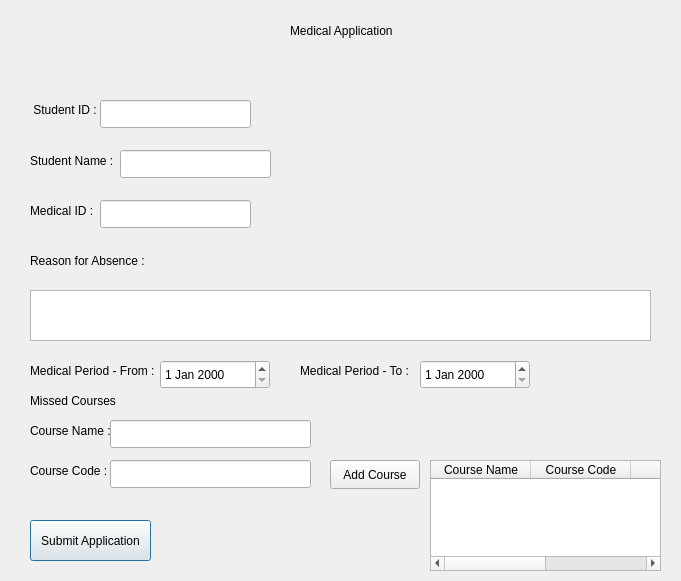
sanjanaCSwyb/U-MAMS, file medicalapplication.ui: the form before one commit.
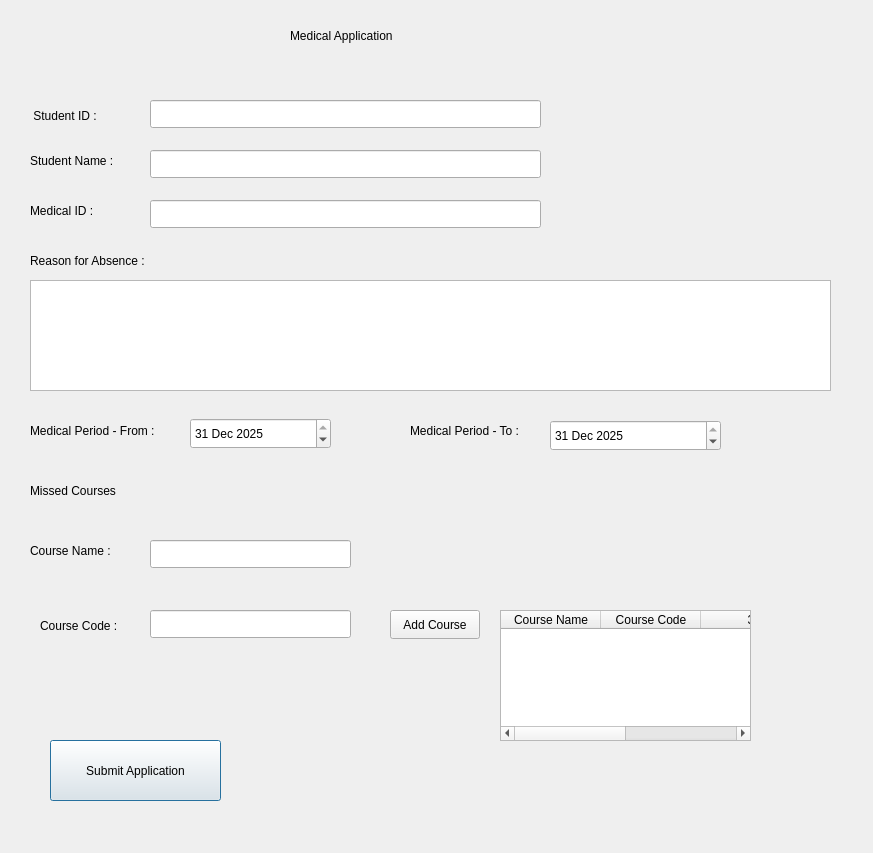
The form after the commit.

Diff of the .ui file:
```diff
--- a/medicalapplication.ui
+++ b/medicalapplication.ui
@@ -6,8 +6,8 @@
    <rect>
     <x>0</x>
     <y>0</y>
-    <width>681</width>
-    <height>581</height>
+    <width>873</width>
+    <height>853</height>
    </rect>
   </property>
   <property name="windowTitle">
@@ -18,8 +18,8 @@
     <rect>
      <x>290</x>
      <y>10</y>
-     <width>111</width>
-     <height>41</height>
+     <width>171</width>
+     <height>51</height>
     </rect>
    </property>
    <property name="text">
@@ -31,8 +31,8 @@
     <rect>
      <x>30</x>
      <y>100</y>
-     <width>71</width>
-     <height>20</height>
+     <width>121</width>
+     <height>31</height>
     </rect>
    </property>
    <property name="text">
@@ -42,9 +42,9 @@
   <widget class="QLineEdit" name="txtStudentID">
    <property name="geometry">
     <rect>
-     <x>100</x>
+     <x>150</x>
      <y>100</y>
-     <width>151</width>
+     <width>391</width>
      <height>28</height>
     </rect>
    </property>
@@ -65,9 +65,9 @@
   <widget class="QLineEdit" name="txtStudentName">
    <property name="geometry">
     <rect>
-     <x>120</x>
+     <x>150</x>
      <y>150</y>
-     <width>151</width>
+     <width>391</width>
      <height>28</height>
     </rect>
    </property>
@@ -89,9 +89,9 @@
    <property name="geometry">
     <rect>
      <x>30</x>
-     <y>290</y>
-     <width>621</width>
-     <height>51</height>
+     <y>280</y>
+     <width>801</width>
+     <height>111</height>
     </rect>
    </property>
   </widget>
@@ -99,8 +99,8 @@
    <property name="geometry">
     <rect>
      <x>30</x>
-     <y>360</y>
-     <width>131</width>
+     <y>420</y>
+     <width>171</width>
      <height>21</height>
     </rect>
    </property>
@@ -111,19 +111,29 @@
   <widget class="QDateEdit" name="dateFrom">
    <property name="geometry">
     <rect>
-     <x>160</x>
-     <y>360</y>
-     <width>110</width>
-     <height>29</height>
+     <x>190</x>
+     <y>418</y>
+     <width>141</width>
+     <height>31</height>
     </rect>
    </property>
+   <property name="dateTime">
+    <datetime>
+     <hour>17</hour>
+     <minute>30</minute>
+     <second>0</second>
+     <year>2025</year>
+     <month>12</month>
+     <day>31</day>
+    </datetime>
+   </property>
   </widget>
   <widget class="QLabel" name="lblToDate">
    <property name="geometry">
     <rect>
-     <x>300</x>
-     <y>360</y>
-     <width>131</width>
+     <x>410</x>
+     <y>420</y>
+     <width>151</width>
      <height>21</height>
     </rect>
    </property>
@@ -134,19 +144,29 @@
   <widget class="QDateEdit" name="dateTo">
    <property name="geometry">
     <rect>
-     <x>420</x>
-     <y>360</y>
-     <width>110</width>
-     <height>29</height>
+     <x>550</x>
+     <y>420</y>
+     <width>171</width>
+     <height>31</height>
     </rect>
    </property>
+   <property name="dateTime">
+    <datetime>
+     <hour>18</hour>
+     <minute>30</minute>
+     <second>0</second>
+     <year>2025</year>
+     <month>12</month>
+     <day>31</day>
+    </datetime>
+   </property>
   </widget>
   <widget class="QLabel" name="lblMissedCourses">
    <property name="geometry">
     <rect>
      <x>30</x>
-     <y>390</y>
-     <width>91</width>
+     <y>480</y>
+     <width>111</width>
      <height>21</height>
     </rect>
    </property>
@@ -157,10 +177,10 @@
   <widget class="QPushButton" name="btnSubmit">
    <property name="geometry">
     <rect>
-     <x>30</x>
-     <y>520</y>
-     <width>121</width>
-     <height>41</height>
+     <x>50</x>
+     <y>740</y>
+     <width>171</width>
+     <height>61</height>
     </rect>
    </property>
    <property name="text">
@@ -183,9 +203,9 @@
   <widget class="QLineEdit" name="txtMedicalID">
    <property name="geometry">
     <rect>
-     <x>100</x>
+     <x>150</x>
      <y>200</y>
-     <width>151</width>
+     <width>391</width>
      <height>28</height>
     </rect>
    </property>
@@ -194,8 +214,8 @@
    <property name="geometry">
     <rect>
      <x>30</x>
-     <y>420</y>
-     <width>91</width>
+     <y>540</y>
+     <width>101</width>
      <height>21</height>
     </rect>
    </property>
@@ -206,10 +226,10 @@
   <widget class="QLabel" name="lblCourseCode">
    <property name="geometry">
     <rect>
-     <x>30</x>
-     <y>460</y>
-     <width>81</width>
-     <height>21</height>
+     <x>40</x>
+     <y>610</y>
+     <width>101</width>
+     <height>31</height>
     </rect>
    </property>
    <property name="text">
@@ -219,8 +239,8 @@
   <widget class="QPushButton" name="btnAddCourse">
    <property name="geometry">
     <rect>
-     <x>330</x>
-     <y>460</y>
+     <x>390</x>
+     <y>610</y>
      <width>90</width>
      <height>29</height>
     </rect>
@@ -232,8 +252,8 @@
   <widget class="QLineEdit" name="txtCourseName">
    <property name="geometry">
     <rect>
-     <x>110</x>
-     <y>420</y>
+     <x>150</x>
+     <y>540</y>
      <width>201</width>
      <height>28</height>
     </rect>
@@ -242,8 +262,8 @@
   <widget class="QLineEdit" name="txtCourseCode">
    <property name="geometry">
     <rect>
-     <x>110</x>
-     <y>460</y>
+     <x>150</x>
+     <y>610</y>
      <width>201</width>
      <height>28</height>
     </rect>
@@ -252,10 +272,10 @@
   <widget class="QTableWidget" name="tblCourses">
    <property name="geometry">
     <rect>
-     <x>430</x>
-     <y>460</y>
-     <width>231</width>
-     <height>111</height>
+     <x>500</x>
+     <y>610</y>
+     <width>251</width>
+     <height>131</height>
     </rect>
    </property>
    <property name="columnCount">
```
